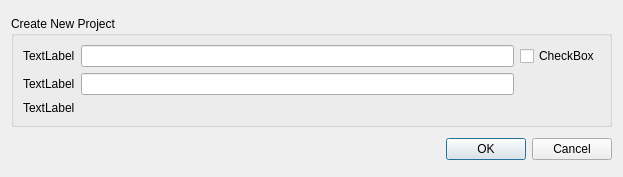
Qt form Src/dlgnewproject.ui (DomDumont/CartaGen) before a commit.
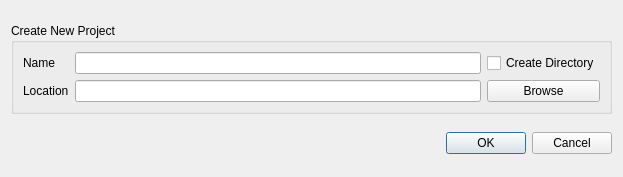
The same form after that commit.

Commit message: play with ui

Diff of the .ui file:
```diff
--- a/Src/dlgnewproject.ui
+++ b/Src/dlgnewproject.ui
@@ -49,21 +49,14 @@
      <property name="checkable">
       <bool>false</bool>
      </property>
-     <layout class="QGridLayout" name="gridLayout" columnminimumwidth="1,400,0">
+     <layout class="QGridLayout" name="gridLayout">
       <property name="sizeConstraint">
        <enum>QLayout::SetMinimumSize</enum>
       </property>
       <item row="1" column="0">
        <widget class="QLabel" name="label_2">
         <property name="text">
-         <string>TextLabel</string>
-        </property>
-       </widget>
-      </item>
-      <item row="2" column="0">
-       <widget class="QLabel" name="label_3">
-        <property name="text">
-         <string>TextLabel</string>
+         <string>Location</string>
         </property>
        </widget>
       </item>
@@ -73,7 +66,7 @@
       <item row="0" column="0">
        <widget class="QLabel" name="label">
         <property name="text">
-         <string>TextLabel</string>
+         <string>Name</string>
         </property>
        </widget>
       </item>
@@ -83,7 +76,14 @@
       <item row="0" column="2">
        <widget class="QCheckBox" name="checkBox">
         <property name="text">
-         <string>CheckBox</string>
+         <string>Create Directory</string>
+        </property>
+       </widget>
+      </item>
+      <item row="1" column="2">
+       <widget class="QPushButton" name="pushButtonBrowse">
+        <property name="text">
+         <string>Browse</string>
         </property>
        </widget>
       </item>
```
Left out of the diff: 6 changed lines with no effect on the pictures.
